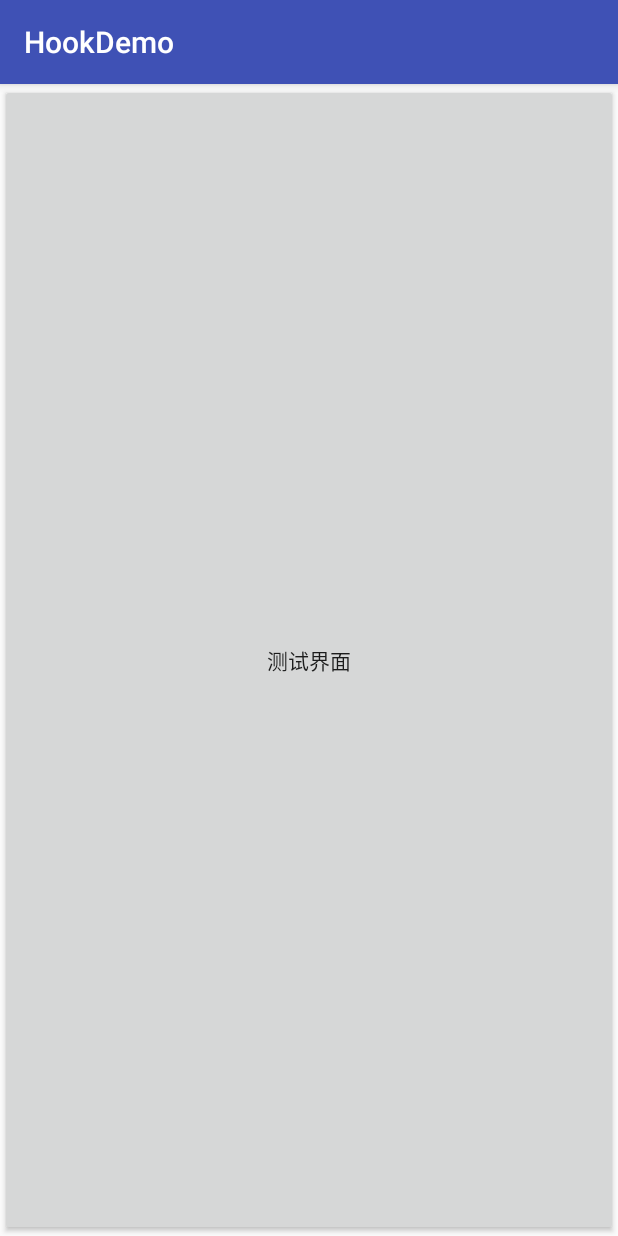
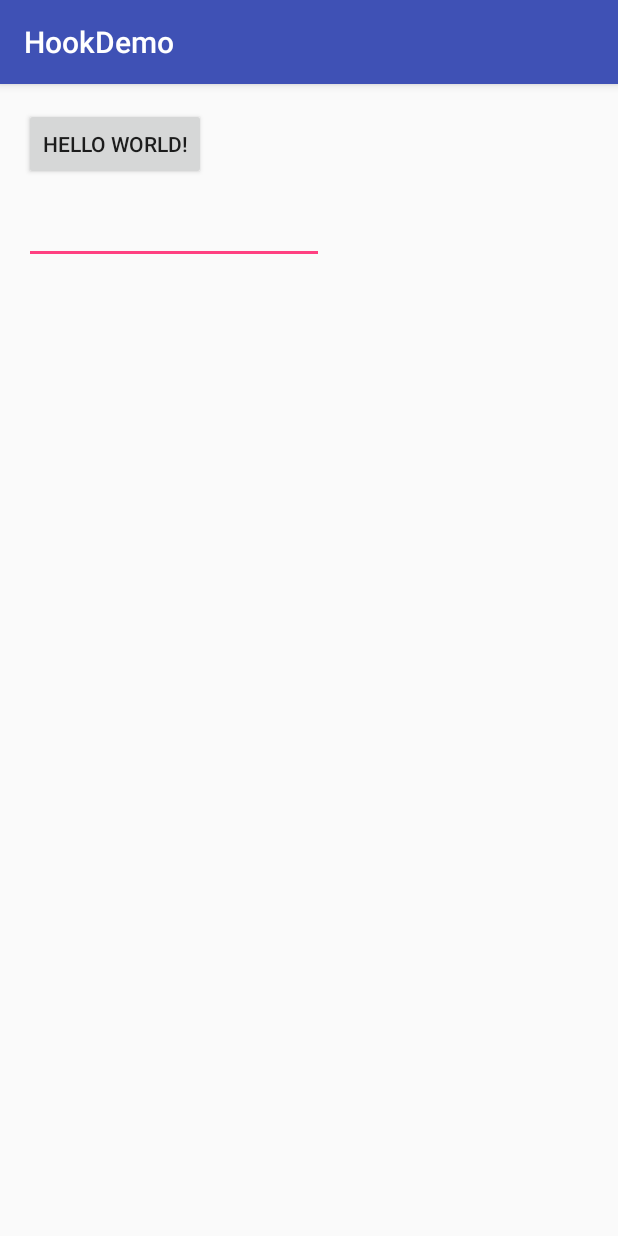
Before and after one commit to wmh-demos/HookDemo, an Android app: the screen it shows after launch (MainActivity), on a phone screen of 412 x 824 dp. Run offline under Robolectric (Android 15) with nearby library versions, the phone set to English and light mode, and no system bars.

```diff
--- a/app/src/main/java/me/com/hookdemo/MainActivity.java
+++ b/app/src/main/java/me/com/hookdemo/MainActivity.java
@@ -5,25 +5,41 @@ import android.content.Intent;
 import android.net.Uri;
 import android.support.v7.app.AppCompatActivity;
 import android.os.Bundle;
+import android.util.Log;
 import android.view.View;
 import android.widget.Button;
 
+import me.com.hookdemo.binderhook.BinderHookHelper;
 import me.com.hookdemo.hook.HookHelper;
 
-public class MainActivity extends AppCompatActivity {
+public class MainActivity extends AppCompatActivity implements View.OnClickListener {
+
+    private static final String TAG = "MainActivity";
+
+    private Button mButton;
 
     @Override
     protected void onCreate(Bundle savedInstanceState) {
         super.onCreate(savedInstanceState);
-//        setContentView(R.layout.activity_main);
-        Button tv = new Button(this);
-        tv.setText("测试界面");
+        setContentView(R.layout.activity_main);
 
-        setContentView(tv);
+        try {
+            BinderHookHelper.hookClipboardService();
+        } catch (Exception e) {
+            Log.e(TAG, "hook exception", e);
+        }
 
-        tv.setOnClickListener(new View.OnClickListener() {
+        initView();
+    }
+
+    private void initView() {
+        mButton = (Button) findViewById(R.id.button);
+        mButton.setOnClickListener(this);
+    }
+
     @Override
-            public void onClick(View v) {
+    public void onClick(View view) {
+        if (view == mButton) {
             Intent intent = new Intent(Intent.ACTION_VIEW);
             intent.addFlags(Intent.FLAG_ACTIVITY_NEW_TASK);
             intent.setData(Uri.parse("http://www.baidu.com"));
@@ -34,7 +50,6 @@ public class MainActivity extends AppCompatActivity {
             // 比较简单, 直接替换这个Activity的此字段即可.
             getApplicationContext().startActivity(intent);
         }
-        });
     }
 
     @Override
@@ -46,4 +61,9 @@ public class MainActivity extends AppCompatActivity {
             e.printStackTrace();
         }
     }
+
+    @Override
+    public void onBackPressed() {
+        finish();
     }
+}
--- /dev/null
+++ b/app/src/main/java/me/com/hookdemo/binderhook/BinderHookHelper.java
@@ -0,0 +1,28 @@
+package me.com.hookdemo.binderhook;
+
+import android.content.Context;
+import android.os.IBinder;
+
+import java.lang.reflect.Field;
+import java.lang.reflect.Method;
+import java.lang.reflect.Proxy;
+import java.util.Map;
+
+public class BinderHookHelper {
+
+    @SuppressWarnings("unchecked")
+    public static void hookClipboardService() throws Exception {
+        Class<?> serviceManager = Class.forName("android.os.ServiceManager");
+        Method getService = serviceManager.getDeclaredMethod("getService", String.class);
+
+        IBinder rawBinder = (IBinder) getService.invoke(null, Context.CLIPBOARD_SERVICE);
+        IBinder hookedBinder = (IBinder) Proxy.newProxyInstance(serviceManager.getClassLoader(),
+                new Class<?>[]{IBinder.class},
+                new BinderProxyHookHandler(rawBinder));
+
+        Field cacheField = serviceManager.getDeclaredField("sCache");
+        cacheField.setAccessible(true);
+        Map<String, IBinder> cache = (Map) cacheField.get(null);
+        cache.put(Context.CLIPBOARD_SERVICE, hookedBinder);
+    }
+}
--- /dev/null
+++ b/app/src/main/java/me/com/hookdemo/binderhook/BinderProxyHookHandler.java
@@ -0,0 +1,40 @@
+package me.com.hookdemo.binderhook;
+
+import android.os.IBinder;
+import android.util.Log;
+
+import java.lang.reflect.InvocationHandler;
+import java.lang.reflect.Method;
+import java.lang.reflect.Proxy;
+
+public class BinderProxyHookHandler implements InvocationHandler {
+
+    private static final String TAG = "BinderProxyHookHandler";
+
+    private IBinder mBase;
+    private Class<?> mStub;
+    private Class<?> mIInterface;
+
+    public BinderProxyHookHandler(IBinder base) {
+        mBase = base;
+        try {
+            mStub = Class.forName("android.content.IClipboard$Stub");
+            mIInterface = Class.forName("android.content.IClipboard");
+        } catch (ClassNotFoundException e) {
+            e.printStackTrace();
+        }
+    }
+
+    @Override
+    public Object invoke(Object o, Method method, Object[] objects) throws Throwable {
+
+        if ("queryLocalInterface".equals(method.getName())) {
+            Log.d(TAG, "queryLocalInterface , return a proxy");
+            return Proxy.newProxyInstance(o.getClass().getClassLoader(),
+                    new Class[]{mIInterface},
+                    new BinderHookHandler(mBase, mStub));
+        }
+
+        return method.invoke(mBase, objects);
+    }
+}
--- a/app/src/main/res/layout/activity_main.xml
+++ b/app/src/main/res/layout/activity_main.xml
@@ -10,8 +10,17 @@
     android:paddingTop="@dimen/activity_vertical_margin"
     tools:context="me.com.hookdemo.MainActivity">
 
-    <TextView
+    <Button
+        android:id="@+id/button"
         android:layout_width="wrap_content"
         android:layout_height="wrap_content"
         android:text="Hello World!" />
+
+    <EditText
+        android:id="@+id/edit_text"
+        android:layout_width="200dp"
+        android:layout_height="40dp"
+        android:layout_below="@id/button"
+        android:layout_marginTop="16dp" />
+
 </RelativeLayout>
```
Also changed, not shown: app/src/main/java/me/com/hookdemo/binderhook/BinderHookHandler.java (added, +41 -0 lines). Lines whose indentation alone changed are shown as unchanged.
